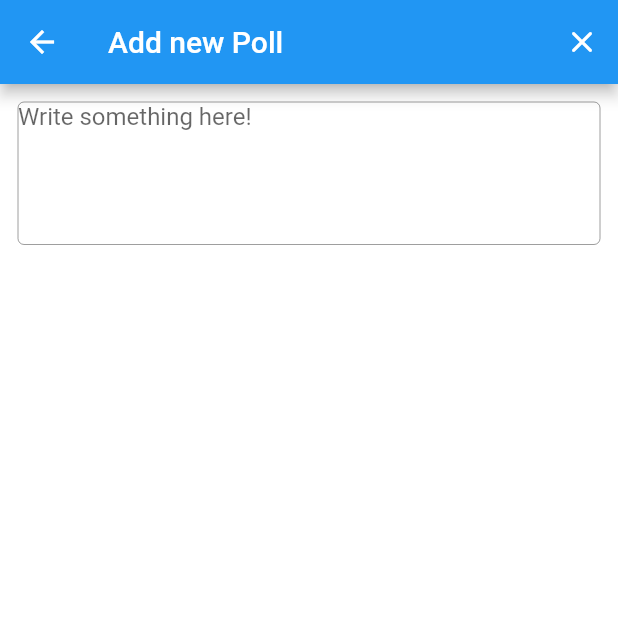
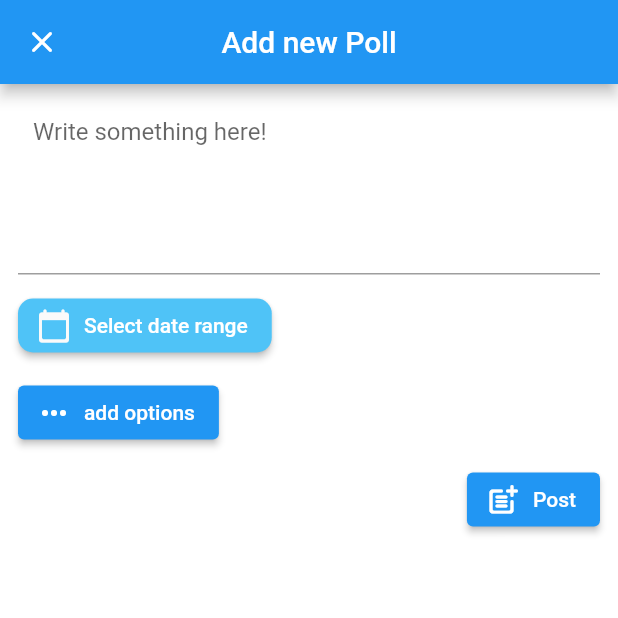
Before and after one commit to mAlex28/Pollstrix, a Flutter app: the AddPostPage screen opened directly, on a phone screen of 412 x 824 dp, the top half of it. Run offline on Flutter 3.47's test engine with Material 2 defaults, Android fonts, the phone set to English and light mode, and no system bars; drawn by our look-alikes of flutter_neumorphic; our stand-ins replace cloud_firestore, firebase_auth, firebase_core, firebase_storage, flutter_image_compress, google_sign_in and 3 more; accounts and stored records are empty.

Commit message:
added calendar ui

```diff
--- /dev/null
+++ b/lib/models/poll_model.dart
@@ -0,0 +1,23 @@
+import 'package:cloud_firestore/cloud_firestore.dart';
+
+class Poll {
+  String id;
+  String title;
+  List<String> options;
+  Timestamp createdAt;
+  Timestamp endDate;
+  int dates;
+  int voteCount;
+  bool finished;
+
+  Poll({
+    required this.id,
+    required this.title,
+    required this.options,
+    required this.createdAt,
+    required this.endDate,
+    required this.dates,
+    required this.voteCount,
+    required this.finished,
+  });
+}
--- a/lib/screens/add_post_page.dart
+++ b/lib/screens/add_post_page.dart
@@ -1,6 +1,5 @@
-import 'package:firebase_auth/firebase_auth.dart';
 import 'package:flutter/material.dart';
-import 'package:pollstrix/screens/login_page.dart';
+import 'package:syncfusion_flutter_datepicker/datepicker.dart';
 
 class AddPostPage extends StatefulWidget {
   const AddPostPage({Key? key}) : super(key: key);
@@ -10,37 +9,95 @@ class AddPostPage extends StatefulWidget {
 }
 
 class _AddPostPageState extends State<AddPostPage> {
-  @override
-  void initState() {
-    super.initState();
-  }
+  final TextEditingController _textEditingController = TextEditingController();
 
   @override
   Widget build(BuildContext context) {
     return Scaffold(
       appBar: AppBar(
           title: const Text('Add new Poll'),
-        actions: [
-          IconButton(
+          centerTitle: true,
+          leading: IconButton(
             icon: const Icon(Icons.close_rounded),
             onPressed: () => Navigator.of(context).pop(),
-          )
-        ],
-      ),
+          )),
       body: SingleChildScrollView(
+          padding: const EdgeInsets.all(12.0),
           child: Column(
             children: [
               Container(
-            padding: const EdgeInsets.all(12.0),
-            child: const TextField(
+                padding: const EdgeInsets.only(bottom: 10.0),
+                child: TextField(
+                  controller: _textEditingController,
                   keyboardType: TextInputType.multiline,
                   minLines: 5,
                   maxLines: null,
-              decoration: InputDecoration.collapsed(
-                  border: OutlineInputBorder(),
+                  decoration: InputDecoration(
+                      isDense: true,
+                      contentPadding: const EdgeInsets.all(10.0),
+                      focusedBorder: OutlineInputBorder(
+                        borderSide:
+                            BorderSide(color: Colors.grey.shade500, width: 1.5),
+                      ),
                       hintText: 'Write something here!'),
                 ),
-          )
+              ),
+              Container(
+                alignment: Alignment.centerLeft,
+                padding: const EdgeInsets.only(bottom: 10.0),
+                child: ElevatedButton.icon(
+                    style: ElevatedButton.styleFrom(
+                      primary: Colors.lightBlue[300],
+                      shape: RoundedRectangleBorder(
+                        borderRadius: BorderRadius.circular(10.0),
+                      ),
+                    ),
+                    onPressed: () {
+                      showDialog<Widget>(
+                          context: context,
+                          builder: (BuildContext builder) {
+                            return AlertDialog(
+                                backgroundColor: Colors.white,
+                                content: SizedBox(
+                                  height: 500,
+                                  width: 300,
+                                  child: SfDateRangePicker(
+                                    showActionButtons: true,
+                                    selectionMode:
+                                        DateRangePickerSelectionMode.range,
+                                    onCancel: () {
+                                      Navigator.pop(context);
+                                    },
+                                  ),
+                                ));
+                          });
+                    },
+                    icon: Icon(
+                      Icons.calendar_today_rounded,
+                      color: Colors.grey[50],
+                      size: 24.0,
+                    ),
+                    label: const Text('Select date range')),
+              ),
+              Container(
+                  alignment: Alignment.centerLeft,
+                  padding: const EdgeInsets.only(bottom: 10.0),
+                  child: ElevatedButton.icon(
+                      onPressed: () {},
+                      icon: const Icon(Icons.more_horiz_rounded),
+                      label: const Text('add options'))),
+              Container(
+                  alignment: Alignment.centerRight,
+                  padding: const EdgeInsets.only(bottom: 10.0),
+                  child: ElevatedButton.icon(
+                      onPressed: () {
+                        // validator: (value) {
+                        //   if (value!.isEmpty) return 'Title is required';
+                        //   return null;
+                        // },
+                      },
+                      icon: const Icon(Icons.post_add_rounded),
+                      label: const Text('Post'))),
             ],
           )),
     );
--- /dev/null
+++ b/lib/services/crud_service.dart
@@ -0,0 +1,5 @@
+class CrudService {
+  _post() {}
+
+  _delete() {}
+}
```
Lines whose indentation alone changed are shown as unchanged.
